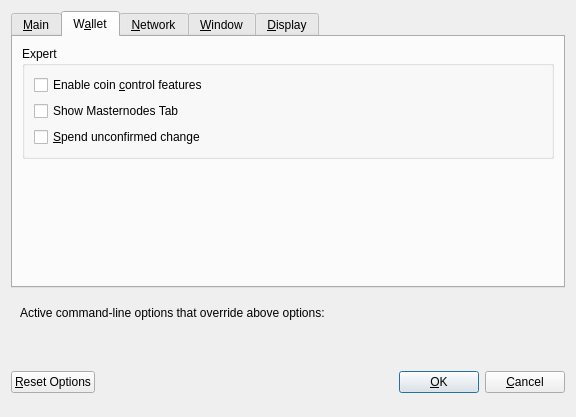
IttriumCore/ittrium, file src/qt/forms/optionsdialog.ui: the form before one commit.
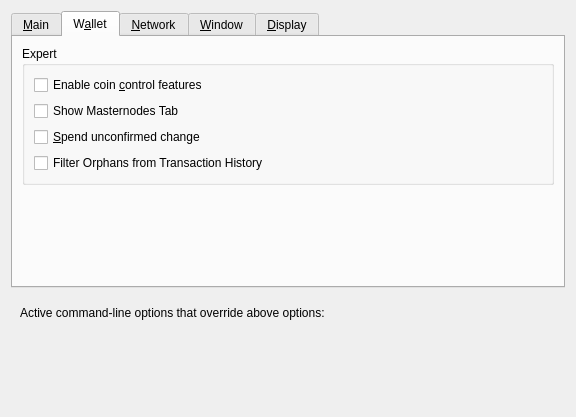
The form after the commit. The open tabs and pages were chosen to show the change. Custom widgets are drawn as their Qt base class.

```diff
--- a/src/qt/forms/optionsdialog.ui
+++ b/src/qt/forms/optionsdialog.ui
@@ -20,7 +20,7 @@
    <item>
     <widget class="QTabWidget" name="tabWidget">
      <property name="currentIndex">
-      <number>0</number>
+      <number>1</number>
      </property>
      <widget class="QWidget" name="tabMain">
       <attribute name="title">
@@ -242,6 +242,13 @@
             </property>
            </widget>
           </item>
+          <item>
+           <widget class="QCheckBox" name="showOrphans">
+            <property name="text">
+             <string>Filter Orphans from Transaction History</string>
+            </property>
+           </widget>
+          </item>
          </layout>
         </widget>
        </item>
@@ -476,7 +483,7 @@
          </property>
          <property name="text">
           <string>Language missing or translation incomplete? Help contributing translations here:
-https://www.transifex.com/IttriumCore/IttriumCore-translations</string>
+https://www.transifex.com/ittrium-project/ittrium-project-translations</string>
          </property>
          <property name="wordWrap">
           <bool>true</bool>
@@ -638,14 +645,14 @@
    <item>
     <layout class="QHBoxLayout" name="horizontalLayout_Buttons">
      <item>
-      <widget class="QPushButton" name="resetButton">
+      <widget class="QtMaterialFlatButton" name="resetButton" native="true">
        <property name="toolTip">
         <string>Reset all client options to default.</string>
        </property>
-       <property name="text">
-        <string>&amp;Reset Options</string>
+       <property name="text" stdset="0">
+        <string>Reset Options</string>
        </property>
-       <property name="autoDefault">
+       <property name="autoDefault" stdset="0">
         <bool>false</bool>
        </property>
       </widget>
@@ -702,24 +709,24 @@
       </spacer>
      </item>
      <item>
-      <widget class="QPushButton" name="okButton">
-       <property name="text">
-        <string>&amp;OK</string>
+      <widget class="QtMaterialFlatButton" name="okButton" native="true">
+       <property name="text" stdset="0">
+        <string>OK</string>
        </property>
-       <property name="autoDefault">
+       <property name="autoDefault" stdset="0">
         <bool>false</bool>
        </property>
-       <property name="default">
+       <property name="default" stdset="0">
         <bool>true</bool>
        </property>
       </widget>
      </item>
      <item>
-      <widget class="QPushButton" name="cancelButton">
-       <property name="text">
-        <string>&amp;Cancel</string>
+      <widget class="QtMaterialFlatButton" name="cancelButton" native="true">
+       <property name="text" stdset="0">
+        <string>Cancel</string>
        </property>
-       <property name="autoDefault">
+       <property name="autoDefault" stdset="0">
         <bool>false</bool>
        </property>
       </widget>
@@ -734,6 +741,12 @@
    <extends>QLineEdit</extends>
    <header>qvalidatedlineedit.h</header>
   </customwidget>
+  <customwidget>
+   <class>QtMaterialFlatButton</class>
+   <extends>QWidget</extends>
+   <header>qtmaterialflatbutton.h</header>
+   <container>1</container>
+  </customwidget>
   <customwidget>
    <class>QValueComboBox</class>
    <extends>QComboBox</extends>
```
